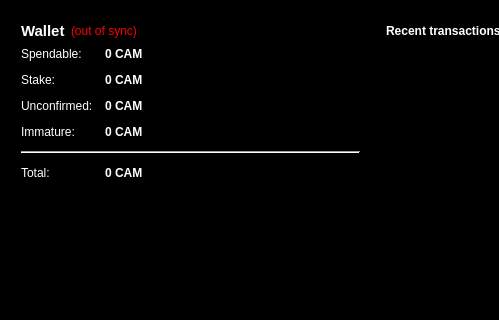
First picture: the form in src/qt/forms/overviewpage.ui, repository camorracoin/camorracoin, before the edit; both pictures show x 0 to 499 and y 0 to 320 of the 746 by 430 pixel window.
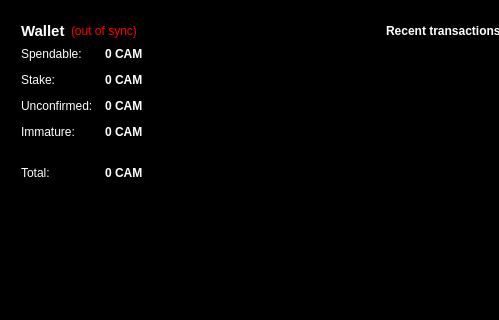
Second picture: the form after the edit. Icons and pictures are not drawn.

Patch:
```diff
--- a/src/qt/forms/overviewpage.ui
+++ b/src/qt/forms/overviewpage.ui
@@ -22,12 +22,39 @@
        </color>
       </brush>
      </colorrole>
+     <colorrole role="Button">
+      <brush brushstyle="SolidPattern">
+       <color alpha="255">
+        <red>0</red>
+        <green>0</green>
+        <blue>0</blue>
+       </color>
+      </brush>
+     </colorrole>
+     <colorrole role="Midlight">
+      <brush brushstyle="SolidPattern">
+       <color alpha="255">
+        <red>0</red>
+        <green>0</green>
+        <blue>0</blue>
+       </color>
+      </brush>
+     </colorrole>
      <colorrole role="Text">
       <brush brushstyle="SolidPattern">
        <color alpha="255">
-        <red>124</red>
-        <green>124</green>
-        <blue>124</blue>
+        <red>255</red>
+        <green>255</green>
+        <blue>255</blue>
+       </color>
+      </brush>
+     </colorrole>
+     <colorrole role="ButtonText">
+      <brush brushstyle="SolidPattern">
+       <color alpha="255">
+        <red>255</red>
+        <green>255</green>
+        <blue>255</blue>
        </color>
       </brush>
      </colorrole>
@@ -49,6 +76,15 @@
        </color>
       </brush>
      </colorrole>
+     <colorrole role="AlternateBase">
+      <brush brushstyle="SolidPattern">
+       <color alpha="255">
+        <red>0</red>
+        <green>0</green>
+        <blue>0</blue>
+       </color>
+      </brush>
+     </colorrole>
     </active>
     <inactive>
      <colorrole role="WindowText">
@@ -60,12 +96,39 @@
        </color>
       </brush>
      </colorrole>
+     <colorrole role="Button">
+      <brush brushstyle="SolidPattern">
+       <color alpha="255">
+        <red>0</red>
+        <green>0</green>
+        <blue>0</blue>
+       </color>
+      </brush>
+     </colorrole>
+     <colorrole role="Midlight">
+      <brush brushstyle="SolidPattern">
+       <color alpha="255">
+        <red>0</red>
+        <green>0</green>
+        <blue>0</blue>
+       </color>
+      </brush>
+     </colorrole>
      <colorrole role="Text">
       <brush brushstyle="SolidPattern">
        <color alpha="255">
-        <red>124</red>
-        <green>124</green>
-        <blue>124</blue>
+        <red>255</red>
+        <green>255</green>
+        <blue>255</blue>
+       </color>
+      </brush>
+     </colorrole>
+     <colorrole role="ButtonText">
+      <brush brushstyle="SolidPattern">
+       <color alpha="255">
+        <red>255</red>
+        <green>255</green>
+        <blue>255</blue>
        </color>
       </brush>
      </colorrole>
@@ -87,23 +150,59 @@
        </color>
       </brush>
      </colorrole>
+     <colorrole role="AlternateBase">
+      <brush brushstyle="SolidPattern">
+       <color alpha="255">
+        <red>0</red>
+        <green>0</green>
+        <blue>0</blue>
+       </color>
+      </brush>
+     </colorrole>
     </inactive>
     <disabled>
      <colorrole role="WindowText">
       <brush brushstyle="SolidPattern">
        <color alpha="255">
-        <red>159</red>
-        <green>158</green>
-        <blue>158</blue>
+        <red>255</red>
+        <green>255</green>
+        <blue>255</blue>
+       </color>
+      </brush>
+     </colorrole>
+     <colorrole role="Button">
+      <brush brushstyle="SolidPattern">
+       <color alpha="255">
+        <red>0</red>
+        <green>0</green>
+        <blue>0</blue>
+       </color>
+      </brush>
+     </colorrole>
+     <colorrole role="Midlight">
+      <brush brushstyle="SolidPattern">
+       <color alpha="255">
+        <red>0</red>
+        <green>0</green>
+        <blue>0</blue>
        </color>
       </brush>
      </colorrole>
      <colorrole role="Text">
       <brush brushstyle="SolidPattern">
        <color alpha="255">
-        <red>159</red>
-        <green>158</green>
-        <blue>158</blue>
+        <red>255</red>
+        <green>255</green>
+        <blue>255</blue>
+       </color>
+      </brush>
+     </colorrole>
+     <colorrole role="ButtonText">
+      <brush brushstyle="SolidPattern">
+       <color alpha="255">
+        <red>255</red>
+        <green>255</green>
+        <blue>255</blue>
        </color>
       </brush>
      </colorrole>
@@ -125,17 +224,41 @@
        </color>
       </brush>
      </colorrole>
+     <colorrole role="AlternateBase">
+      <brush brushstyle="SolidPattern">
+       <color alpha="255">
+        <red>0</red>
+        <green>0</green>
+        <blue>0</blue>
+       </color>
+      </brush>
+     </colorrole>
     </disabled>
    </palette>
   </property>
   <property name="windowTitle">
    <string>Form</string>
   </property>
+  <property name="styleSheet">
+   <string notr="true">QWidget {
+	background-color: #000000;
+	color: #ffffff;
+}
+QApplication {
+	background-color: red;
+}</string>
+  </property>
   <layout class="QHBoxLayout" name="horizontalLayout" stretch="1,1">
    <item>
     <layout class="QVBoxLayout" name="verticalLayout_2">
      <item>
       <widget class="QFrame" name="frame">
+       <property name="styleSheet">
+        <string notr="true">QFrame {
+	background-color: #000000;
+	color: #ffffff;
+}</string>
+       </property>
        <property name="frameShape">
         <enum>QFrame::StyledPanel</enum>
        </property>
```
Left out of the diff: 6 changed lines with no effect on the pictures.
